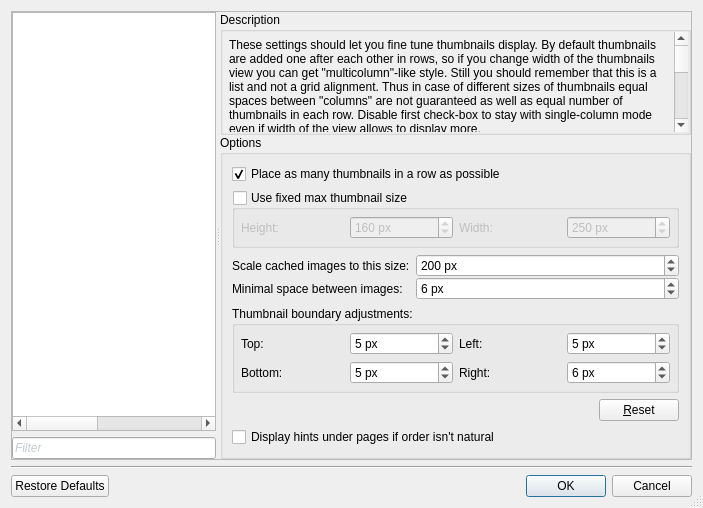
Before: the Qt Designer form ui/SettingsDialog.ui in trufanov-nok/scantailor-universal, drawn with Qt 5.
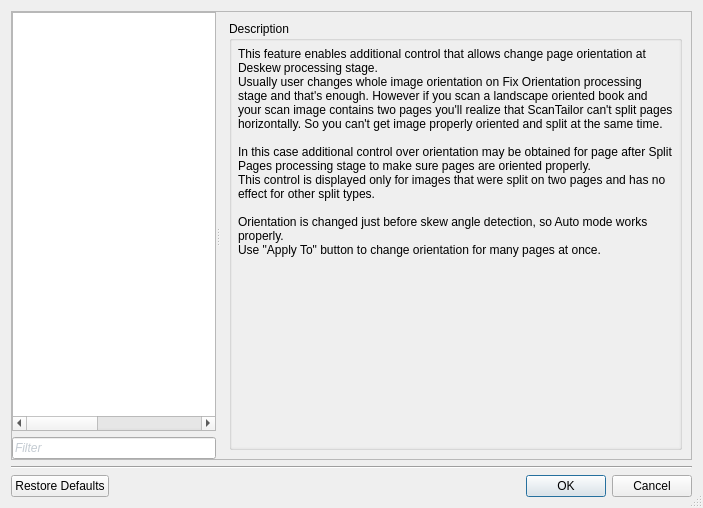
After: the same form once the commit is applied. Custom widgets are drawn as their Qt base class.

Commit message:
Feature: Page Orientation fix
Disabled by default. Should be enabled in settings. Displays additional page orientation control at Deskew stage. Useful for landscape oriented books and scans that contains two pages. More info in settings.

Diff of the .ui file:
```diff
--- a/ui/SettingsDialog.ui
+++ b/ui/SettingsDialog.ui
@@ -205,7 +205,7 @@
        </size>
       </property>
       <property name="currentIndex">
-       <number>4</number>
+       <number>11</number>
       </property>
       <widget class="QWidget" name="pageEmpty">
        <layout class="QVBoxLayout" name="verticalLayout_2"/>
@@ -620,8 +620,8 @@
                <rect>
                 <x>0</x>
                 <y>0</y>
-                <width>427</width>
-                <height>674</height>
+                <width>426</width>
+                <height>591</height>
                </rect>
               </property>
               <layout class="QVBoxLayout" name="verticalLayout_83">
@@ -1604,6 +1604,96 @@
         </item>
        </layout>
       </widget>
+      <widget class="QWidget" name="page">
+       <layout class="QVBoxLayout" name="verticalLayout_95">
+        <item>
+         <widget class="QGroupBox" name="groupBox_20">
+          <property name="title">
+           <string>Description</string>
+          </property>
+          <layout class="QVBoxLayout" name="verticalLayout_93">
+           <property name="spacing">
+            <number>0</number>
+           </property>
+           <property name="leftMargin">
+            <number>0</number>
+           </property>
+           <property name="topMargin">
+            <number>0</number>
+           </property>
+           <property name="rightMargin">
+            <number>0</number>
+           </property>
+           <property name="bottomMargin">
+            <number>0</number>
+           </property>
+           <item>
+            <widget class="QScrollArea" name="scrollArea_20">
+             <property name="frameShape">
+              <enum>QFrame::NoFrame</enum>
+             </property>
+             <property name="widgetResizable">
+              <bool>true</bool>
+             </property>
+             <widget class="QWidget" name="scrollAreaWidgetContents_20">
+              <property name="geometry">
+               <rect>
+                <x>0</x>
+                <y>0</y>
+                <width>422</width>
+                <height>407</height>
+               </rect>
+              </property>
+              <layout class="QVBoxLayout" name="verticalLayout_94">
+               <property name="spacing">
+                <number>6</number>
+               </property>
+               <property name="leftMargin">
+                <number>6</number>
+               </property>
+               <property name="topMargin">
+                <number>6</number>
+               </property>
+               <property name="rightMargin">
+                <number>6</number>
+               </property>
+               <property name="bottomMargin">
+                <number>6</number>
+               </property>
+               <item>
+                <widget class="QLabel" name="lblDebugModeDescr_2">
+                 <property name="text">
+                  <string>This feature enables additional control that allows change page orientation at Deskew processing stage.
+Usually user changes whole image orientation on Fix Orientation processing stage and that's enough. However if you scan a landscape oriented book and your scan image contains two pages you'll realize that ScanTailor can't split pages horizontally. So you can't get image properly oriented and split at the same time.
+
+In this case additional control over orientation may be obtained for page after Split Pages processing stage to make sure pages are oriented properly.
+This control is displayed only for images that were split on two pages and has no effect for other split types.
+
+Orientation is changed just before skew angle detection, so Auto mode works properly.
+Use &quot;Apply To&quot; button to change orientation for many pages at once.
+
+</string>
+                 </property>
+                 <property name="alignment">
+                  <set>Qt::AlignLeading|Qt::AlignLeft|Qt::AlignTop</set>
+                 </property>
+                 <property name="wordWrap">
+                  <bool>true</bool>
+                 </property>
+                 <property name="textInteractionFlags">
+                  <set>Qt::LinksAccessibleByMouse|Qt::TextSelectableByKeyboard|Qt::TextSelectableByMouse</set>
+                 </property>
+                </widget>
+               </item>
+              </layout>
+             </widget>
+            </widget>
+           </item>
+          </layout>
+         </widget>
+        </item>
+       </layout>
+      </widget>
       <widget class="QWidget" name="pageDeviantDeskew">
        <layout class="QVBoxLayout" name="verticalLayout_62">
         <property name="spacing">
```
Left out of the diff: 72 changed lines with no effect on the pictures. The commit also changes 32 other files.
